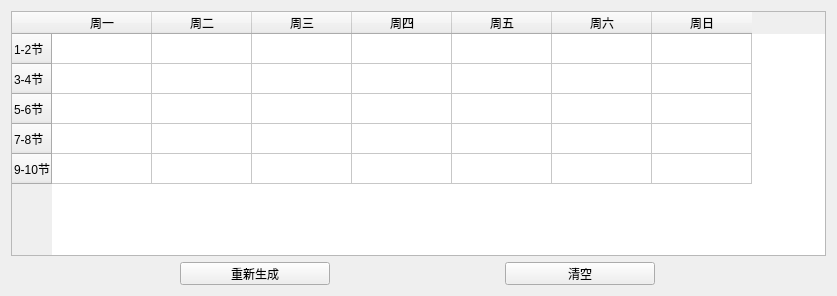
First picture: the form in design/t_gen_page.ui, repository ShiWenber/ASSOY, before the edit.
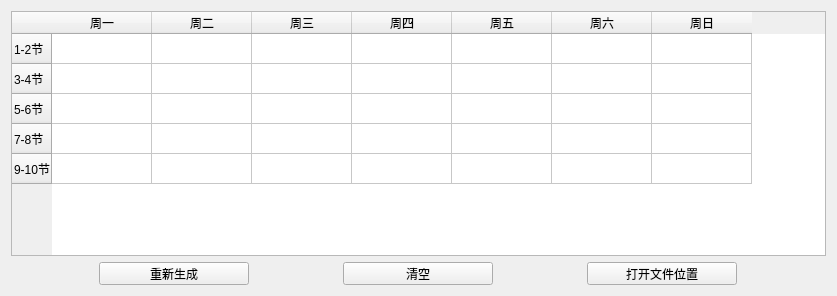
Second picture: the form after the edit.

What changed in the file:
```diff
--- a/design/t_gen_page.ui
+++ b/design/t_gen_page.ui
@@ -111,6 +111,19 @@
        </property>
       </widget>
      </item>
+     <item>
+      <widget class="QPushButton" name="pb_open_path">
+       <property name="maximumSize">
+        <size>
+         <width>150</width>
+         <height>23</height>
+        </size>
+       </property>
+       <property name="text">
+        <string>打开文件位置</string>
+       </property>
+      </widget>
+     </item>
     </layout>
    </item>
   </layout>
```
